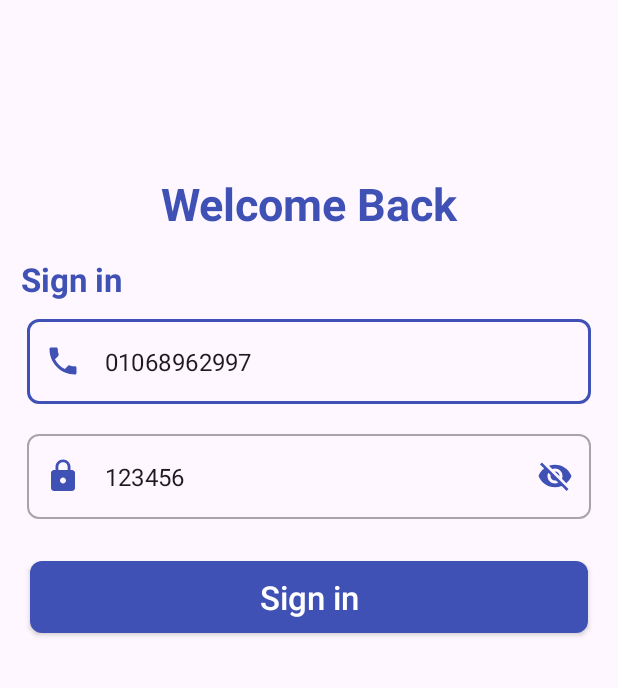
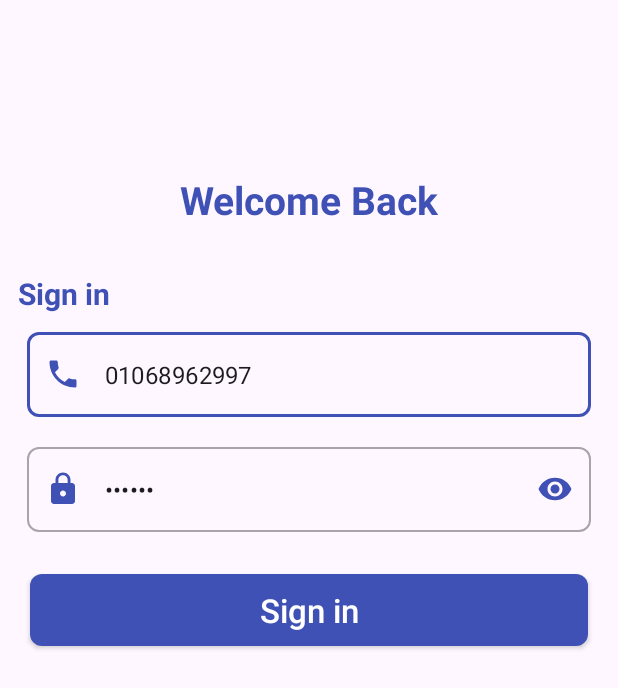
Before and after one commit to mohamedsafwatnassar/Khabeer-Task, an Android app: the screen it shows after launch (MainActivity), on a phone screen of 412 x 824 dp. Shown: the top 688 px of the screen. Run offline under Robolectric (Android 15) with nearby library versions, the phone set to English and light mode, and no system bars; our stand-ins replace navigation-ui; libraries missing offline, so code that uses them is left out: com.orhanobut.hawk; 2 statements that could not run were skipped.

Commit message:
Finish task

```diff
--- a/app/src/main/res/layout/fragment_login.xml
+++ b/app/src/main/res/layout/fragment_login.xml
@@ -15,7 +15,7 @@
         android:padding="15dp"
         android:text="@string/welcome_back"
         android:textColor="@color/colorPrimary"
-        android:textSize="30sp"
+        android:textSize="26sp"
         android:textStyle="bold"
         app:layout_constraintEnd_toEndOf="parent"
         app:layout_constraintStart_toStartOf="parent"
@@ -25,17 +25,18 @@
         android:id="@+id/txtSignIn"
         android:layout_width="wrap_content"
         android:layout_height="wrap_content"
-        android:layout_marginStart="14dp"
+        android:layout_marginStart="@dimen/space_3x"
+        android:layout_marginTop="@dimen/space_4x"
         android:gravity="start"
         android:text="@string/sign_in"
         android:textColor="@color/colorPrimary"
-        android:textSize="22sp"
+        android:textSize="20sp"
         android:textStyle="bold"
         app:layout_constraintStart_toStartOf="parent"
         app:layout_constraintTop_toBottomOf="@id/txtWelcome" />
 
     <com.google.android.material.textfield.TextInputLayout
-        android:id="@+id/txtInputPhoneNumber"
+        android:id="@+id/txtInputMobileNumber"
         style="@style/Widget.MaterialComponents.TextInputLayout.OutlinedBox"
         android:layout_width="match_parent"
         android:layout_height="wrap_content"
@@ -55,7 +56,9 @@
             android:id="@+id/edtPhone"
             android:layout_width="match_parent"
             android:layout_height="match_parent"
-            android:text="01068962997" />
+            android:text="01068962997"
+            android:inputType="phone"
+            android:hint="@string/mobile_number"/>
 
     </com.google.android.material.textfield.TextInputLayout>
 
@@ -67,13 +70,13 @@
         android:layout_marginStart="@dimen/space_4.5x"
         android:layout_marginTop="@dimen/space_5x"
         android:layout_marginEnd="@dimen/space_4.5x"
-        app:endIconMode="password_toggle"
-        app:endIconTint="@color/colorPrimary"
+        app:passwordToggleEnabled="true"
+        app:passwordToggleTint="@color/colorPrimary"
         app:hintAnimationEnabled="false"
         app:hintEnabled="false"
         app:layout_constraintEnd_toEndOf="parent"
         app:layout_constraintStart_toStartOf="parent"
-        app:layout_constraintTop_toBottomOf="@id/txtInputPhoneNumber"
+        app:layout_constraintTop_toBottomOf="@id/txtInputMobileNumber"
         app:shapeAppearance="@style/Rounded"
         app:startIconDrawable="@drawable/ic_lock"
         app:startIconTint="@color/colorPrimary">
@@ -82,7 +85,9 @@
             android:id="@+id/edtPassword"
             android:layout_width="match_parent"
             android:layout_height="wrap_content"
-            android:text="123456" />
+            android:text="123456"
+            android:hint="@string/password"
+            android:inputType="textPassword" />
 
     </com.google.android.material.textfield.TextInputLayout>
 
```
